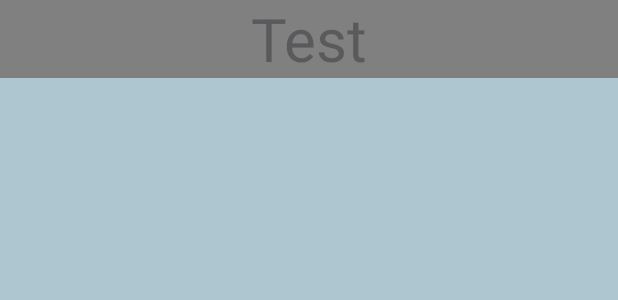
After one commit to DylanBeach25/ShopstrisRepaired, an Android app: the layout activity_previous_orders.xml on its own in the app's theme, with its tools: preview values and no code run, on a phone screen of 412 x 824 dp. The commit adds this screen. Shown: the top 300 px of the screen. Run offline under Robolectric (Android 15) with nearby library versions, the phone set to English and light mode, and no system bars.

Commit message:
PreviousOrders now correctly shows purchased carts, next will work on implementing the items in them

```diff
--- a/app/src/main/AndroidManifest.xml
+++ b/app/src/main/AndroidManifest.xml
@@ -12,6 +12,9 @@
         android:supportsRtl="true"
         android:theme="@style/Theme.MyApplication"
         tools:targetApi="31">
+        <activity
+            android:name=".PreviousOrders"
+            android:exported="false" />
         <activity
             android:name=".RemoveItems"
             android:exported="false" />
--- /dev/null
+++ b/app/src/main/res/layout/activity_previous_orders.xml
@@ -0,0 +1,33 @@
+<?xml version="1.0" encoding="utf-8"?>
+<androidx.constraintlayout.widget.ConstraintLayout xmlns:android="http://schemas.android.com/apk/res/android"
+    xmlns:app="http://schemas.android.com/apk/res-auto"
+    xmlns:tools="http://schemas.android.com/tools"
+    android:layout_width="match_parent"
+    android:layout_height="match_parent"
+    tools:context=".PreviousOrders">
+    <androidx.recyclerview.widget.RecyclerView
+        android:id="@+id/previousOrdersRecyclerView"
+        android:layout_width="match_parent"
+        android:layout_height="match_parent"
+        android:background="#aec6cf"
+        tools:layout_editor_absoluteX="0dp"
+        tools:layout_editor_absoluteY="35dp"
+        android:layout_marginTop="50sp" />
+
+    <TextView
+        android:layout_width="match_parent"
+        android:layout_height="wrap_content"
+        tools:hint="Test"
+        android:textColor="@color/black"
+        android:textSize="40sp"
+        android:gravity="center"
+        android:background="#808080"
+        android:id="@+id/previous_orders_username"
+        app:layout_constraintEnd_toEndOf="parent"
+        app:layout_constraintStart_toEndOf="parent"
+        app:layout_constraintTop_toTopOf="parent"
+        app:layout_constraintBottom_toTopOf="@id/previousOrdersRecyclerView"
+        />
+
+
+</androidx.constraintlayout.widget.ConstraintLayout>
```
Also changed, not shown: app/src/main/java/com/example/myapplication/LandingPage.java (+7 -0 lines), app/src/main/java/com/example/myapplication/PreviousOrders.java (added, +60 -0 lines).
